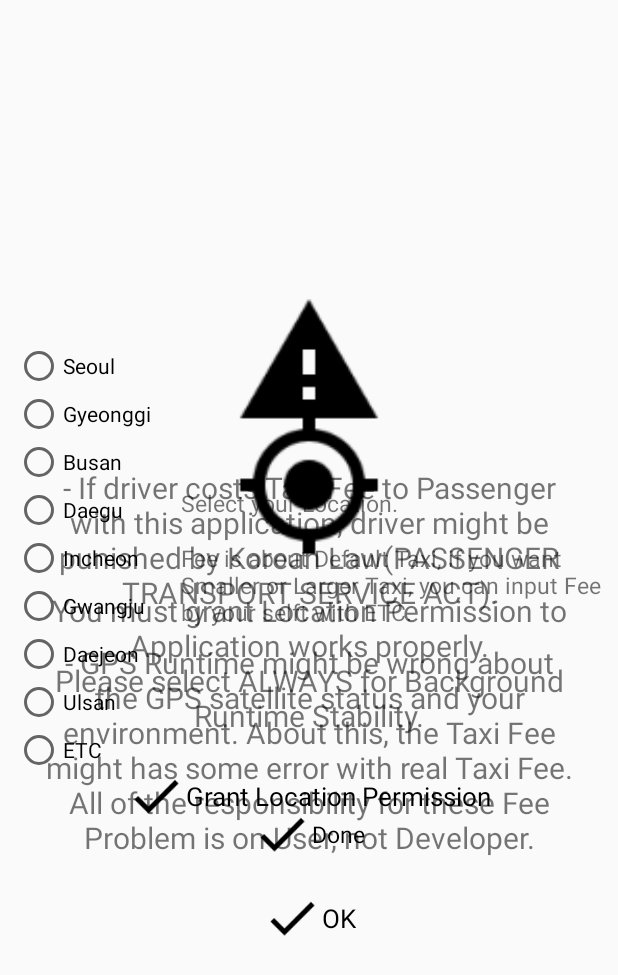
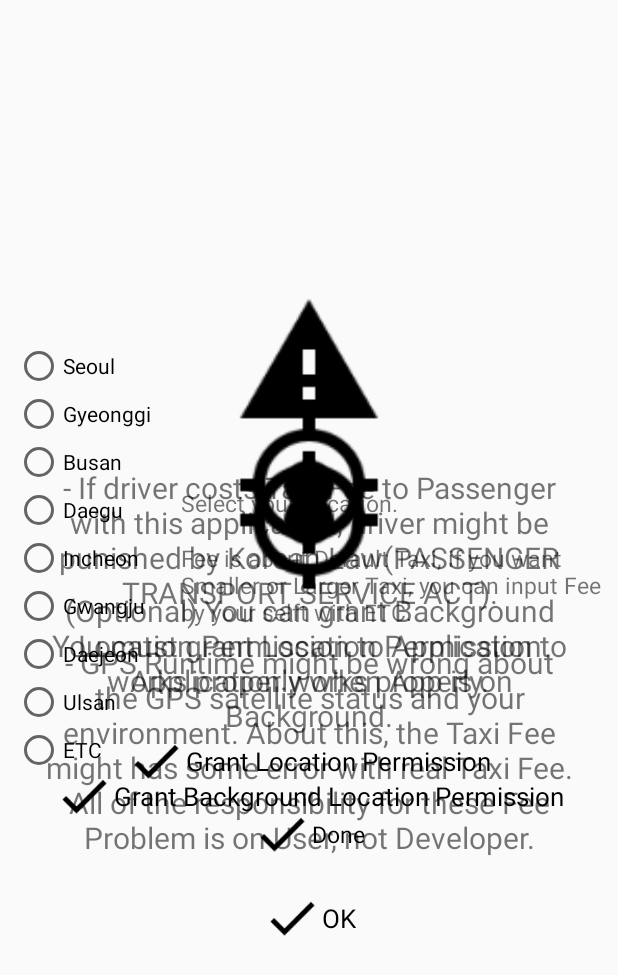
Before and after one commit to yymin1022/TaxiMeter_Legacy, an Android app: the layout activity_welcome.xml on its own in the app's theme, with its tools: preview values and no code run, on a phone screen of 412 x 824 dp. Shown: the top 975 px of the screen. Run offline under Robolectric (Android 15) with nearby library versions, the phone set to English and light mode, and no system bars.

Commit message:
Update WelcomeActivity : Add BackgroundLocation Permissin Coe for Android Q+

```diff
--- a/app/src/main/res/layout/activity_welcome.xml
+++ b/app/src/main/res/layout/activity_welcome.xml
@@ -49,6 +49,55 @@
                 android:layout_width="wrap_content"
                 android:layout_height="wrap_content"
                 android:text="@string/welcome_btn_location_grant"
+                android:textColor="@android:color/black"
+                android:textSize="17sp"/>
+
+        </LinearLayout>
+
+    </LinearLayout>
+
+    <LinearLayout
+        android:layout_width="match_parent"
+        android:layout_height="match_parent"
+        android:orientation="vertical"
+        android:gravity="center"
+        android:id="@+id/layout_welcome_background_location">
+
+        <ImageView
+            android:layout_width="100dp"
+            android:layout_height="100dp"
+            android:layout_margin="20dp"
+            android:src="@drawable/ic_welcome_gps"
+            android:contentDescription="@string/desc_welcome_image_gps"/>
+
+        <TextView
+            android:layout_width="wrap_content"
+            android:layout_height="wrap_content"
+            android:layout_marginStart="20dp"
+            android:layout_marginEnd="20dp"
+            android:gravity="center"
+            android:text="@string/welcome_tv_background_location_info"
+            android:textSize="20sp" />
+
+        <LinearLayout
+            android:layout_width="wrap_content"
+            android:layout_height="wrap_content"
+            android:layout_margin="20dp"
+            android:orientation="horizontal"
+            android:id="@+id/btn_welcome_background_location_next"
+            android:gravity="center"
+            tools:ignore="UseCompoundDrawables">
+
+            <ImageView
+                android:layout_width="40dp"
+                android:layout_height="40dp"
+                android:src="@drawable/ic_btn_done"
+                android:contentDescription="@string/desc_welcome_btn_done"/>
+
+            <TextView
+                android:layout_width="wrap_content"
+                android:layout_height="wrap_content"
+                android:text="@string/welcome_btn_background_location_grant"
                 android:textColor="@android:color/black"
                 android:textSize="17sp"/>
 
--- a/app/src/main/res/values/strings.xml
+++ b/app/src/main/res/values/strings.xml
@@ -93,6 +93,7 @@
     <string name="setting_toast_input_wrong">Some input is empty.</string>
     <string name="setting_tv_fee_info">Default Fee %dWon\nDefault Fee Distance %dm\nRunning Cost %dWon\nRunning Cost Standard %dm\nTime Cost %dWon\nTime Cost Standard %dsec\nNight/Outer City Both Adding Percentage %d%%\nNight Adding Percentage %d%%\nOuter City Adding Percentage %d%%</string>
 
+    <string name="welcome_btn_background_location_grant">Grant Background Location Permission</string>
     <string name="welcome_btn_done">Done</string>
     <string name="welcome_btn_gps_ok">OK</string>
     <string name="welcome_btn_location_grant">Grant Location Permission</string>
@@ -112,9 +113,10 @@
     <string name="welcome_toast_input_wrong">Some input is empty.</string>
     <string name="welcome_toast_location_granted">Location Permission has been Granted</string>
     <string name="welcome_toast_location_not_granted">Location Permission has been refused. Go to [Settings] > [Applications] > [TaxiMeter] and grant please.</string>
+    <string name="welcome_tv_background_location_info">(Optional) You can grant Background Location Permission to Application works properly when App is on Background.</string>
     <string name="welcome_tv_fee_info">Default Fee %dWon\nDefault Fee Distance %dm\nRunning Cost %dWon\nRunning Cost Standard %dm\nTime Cost %dWon\nTime Cost Standard %dsec\nNight/Outer City Both Adding Percentage %d%%\nNight Adding Percentage %d%%\nOuter City Adding Percentage %d%%</string>
     <string name="welcome_tv_gps_info">- If driver costs Taxi Fee to Passenger with this application, driver might be punished by Korean Law(PASSENGER TRANSPORT SERVICE ACT).\n\n- GPS Runtime might be wrong about the GPS satellite status and your environment. About this, the Taxi Fee might has some error with real Taxi Fee. All of the responsibility for these Fee Problem is on User, not Developer.</string>
-    <string name="welcome_tv_location_info">You must grant Location Permission to Application works properly.\nPlease select ALWAYS for Background Runtime Stability.</string>
+    <string name="welcome_tv_location_info">You must grant Location Permission to Application works properly.</string>
     <string name="welcome_tv_location_select_info">Fee is about Default Taxi, if you want Smaller or Larger Taxi, you can input Fee by your selft with ETC.</string>
     <string name="welcome_tv_location_select">Select your Location.</string>
 
```
Also changed, not shown: app/src/main/java/com/yong/taximeter/WelcomeActivity.java (+44 -23 lines), 1 other file.
